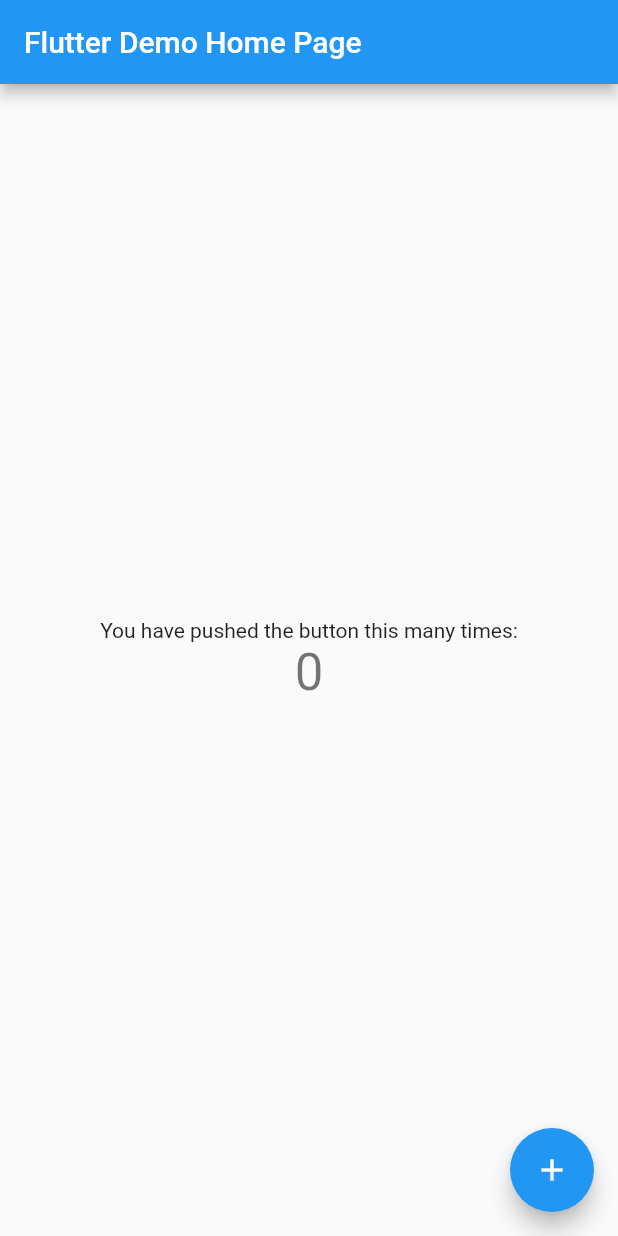
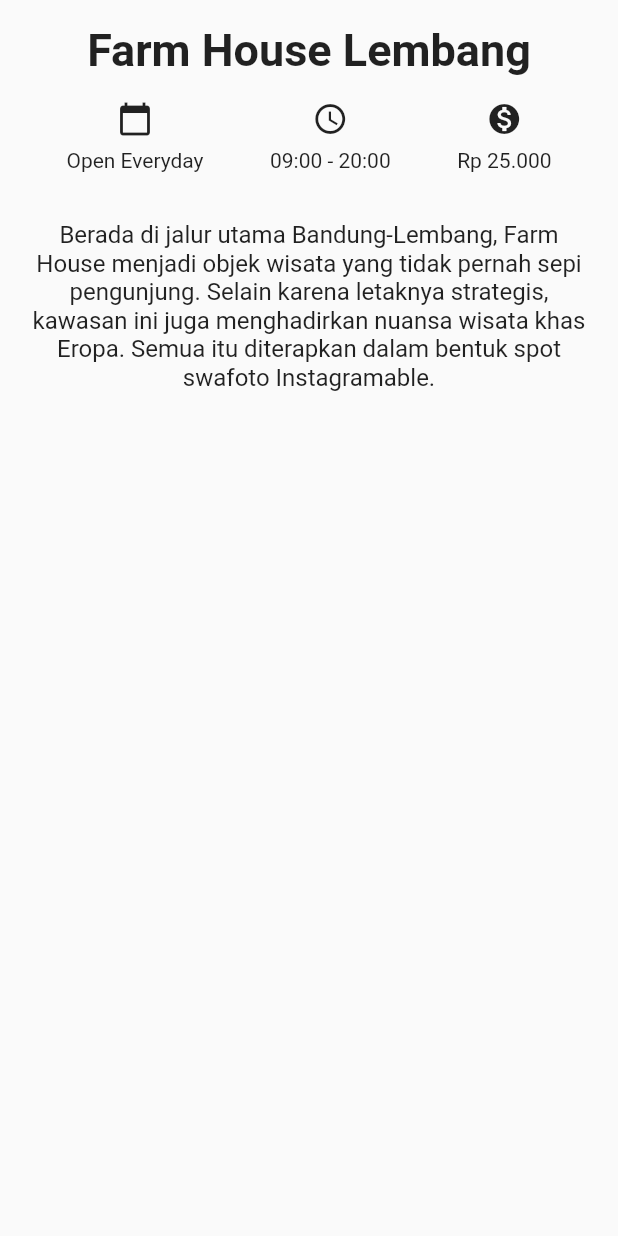
Before and after one commit to MHendriF/wisata_app, a Flutter app: the screen it shows after launch, on a phone screen of 412 x 824 dp. Run offline on Flutter 3.47's test engine with Material 2 defaults, Android fonts, the light colour scheme and no system bars.

Commit message:
code lab 1

```diff
--- a/lib/main.dart
+++ b/lib/main.dart
@@ -1,115 +1,83 @@
 import 'package:flutter/material.dart';
 
-void main() {
-  runApp(const MyApp());
-}
+void main() => runApp(const MyApp());
 
 class MyApp extends StatelessWidget {
+
   const MyApp({Key? key}) : super(key: key);
 
-  // This widget is the root of your application.
   @override
   Widget build(BuildContext context) {
     return MaterialApp(
-      title: 'Flutter Demo',
-      theme: ThemeData(
-        // This is the theme of your application.
-        //
-        // Try running your application with "flutter run". You'll see the
-        // application has a blue toolbar. Then, without quitting the app, try
-        // changing the primarySwatch below to Colors.green and then invoke
-        // "hot reload" (press "r" in the console where you ran "flutter run",
-        // or simply save your changes to "hot reload" in a Flutter IDE).
-        // Notice that the counter didn't reset back to zero; the application
-        // is not restarted.
-        primarySwatch: Colors.blue,
-      ),
-      home: const MyHomePage(title: 'Flutter Demo Home Page'),
+      title: 'Wisata Bandung',
+      theme: ThemeData(),
+      home: DetailScreen(),
     );
   }
 }
 
-class MyHomePage extends StatefulWidget {
-  const MyHomePage({Key? key, required this.title}) : super(key: key);
+class DetailScreen extends StatelessWidget {
 
-  // This widget is the home page of your application. It is stateful, meaning
-  // that it has a State object (defined below) that contains fields that affect
-  // how it looks.
-
-  // This class is the configuration for the state. It holds the values (in this
-  // case the title) provided by the parent (in this case the App widget) and
-  // used by the build method of the State. Fields in a Widget subclass are
-  // always marked "final".
-
-  final String title;
-
-  @override
-  State<MyHomePage> createState() => _MyHomePageState();
-}
-
-class _MyHomePageState extends State<MyHomePage> {
-  int _counter = 0;
-
-  void _incrementCounter() {
-    setState(() {
-      // This call to setState tells the Flutter framework that something has
-      // changed in this State, which causes it to rerun the build method below
-      // so that the display can reflect the updated values. If we changed
-      // _counter without calling setState(), then the build method would not be
-      // called again, and so nothing would appear to happen.
-      _counter++;
-    });
-  }
+  const DetailScreen({Key? key}) : super(key: key);
 
   @override
   Widget build(BuildContext context) {
-    // This method is rerun every time setState is called, for instance as done
-    // by the _incrementCounter method above.
-    //
-    // The Flutter framework has been optimized to make rerunning build methods
-    // fast, so that you can just rebuild anything that needs updating rather
-    // than having to individually change instances of widgets.
     return Scaffold(
-      appBar: AppBar(
-        // Here we take the value from the MyHomePage object that was created by
-        // the App.build method, and use it to set our appbar title.
-        title: Text(widget.title),
-      ),
-      body: Center(
-        // Center is a layout widget. It takes a single child and positions it
-        // in the middle of the parent.
+      body: SafeArea(
         child: Column(
-          // Column is also a layout widget. It takes a list of children and
-          // arranges them vertically. By default, it sizes itself to fit its
-          // children horizontally, and tries to be as tall as its parent.
-          //
-          // Invoke "debug painting" (press "p" in the console, choose the
-          // "Toggle Debug Paint" action from the Flutter Inspector in Android
-          // Studio, or the "Toggle Debug Paint" command in Visual Studio Code)
-          // to see the wireframe for each widget.
-          //
-          // Column has various properties to control how it sizes itself and
-          // how it positions its children. Here we use mainAxisAlignment to
-          // center the children vertically; the main axis here is the vertical
-          // axis because Columns are vertical (the cross axis would be
-          // horizontal).
-          mainAxisAlignment: MainAxisAlignment.center,
+          crossAxisAlignment: CrossAxisAlignment.stretch,
           children: <Widget>[
-            const Text(
-              'You have pushed the button this many times:',
+            Container(
+              margin: const EdgeInsets.only(top: 16.0),
+              child: const Text(
+                'Farm House Lembang',
+                textAlign: TextAlign.center,
+                style: TextStyle(
+                  fontSize: 30.0,
+                  fontWeight: FontWeight.bold,
+                ),
+              ),
             ),
-            Text(
-              '$_counter',
-              style: Theme.of(context).textTheme.headline4,
+            Container(
+              margin: const EdgeInsets.symmetric(vertical: 16.0),
+              child: Row(
+                mainAxisAlignment: MainAxisAlignment.spaceEvenly,
+                children: <Widget>[
+                  Column(
+                    children: const <Widget>[
+                      Icon(Icons.calendar_today),
+                      SizedBox(height: 8.0),
+                      Text('Open Everyday'),
+                    ],
+                  ),
+                  Column(
+                    children: const <Widget>[
+                      Icon(Icons.access_time),
+                      SizedBox(height: 8.0),
+                      Text('09:00 - 20:00')
+                    ],
+                  ),
+                  Column(
+                    children: const <Widget>[
+                      Icon(Icons.monetization_on),
+                      SizedBox(height: 8.0),
+                      Text('Rp 25.000'),
+                    ],
+                  )
+                ],
+              ),
             ),
+            Container(
+              padding: const EdgeInsets.all(16.0),
+              child: const Text(
+                'Berada di jalur utama Bandung-Lembang, Farm House menjadi objek wisata yang tidak pernah sepi pengunjung. Selain karena letaknya strategis, kawasan ini juga menghadirkan nuansa wisata khas Eropa. Semua itu diterapkan dalam bentuk spot swafoto Instagramable.',
+                textAlign: TextAlign.center,
+                style: TextStyle(fontSize: 16.0),
+              ),
+            )
           ],
         ),
       ),
-      floatingActionButton: FloatingActionButton(
-        onPressed: _incrementCounter,
-        tooltip: 'Increment',
-        child: const Icon(Icons.add),
-      ), // This trailing comma makes auto-formatting nicer for build methods.
     );
   }
 }
```
